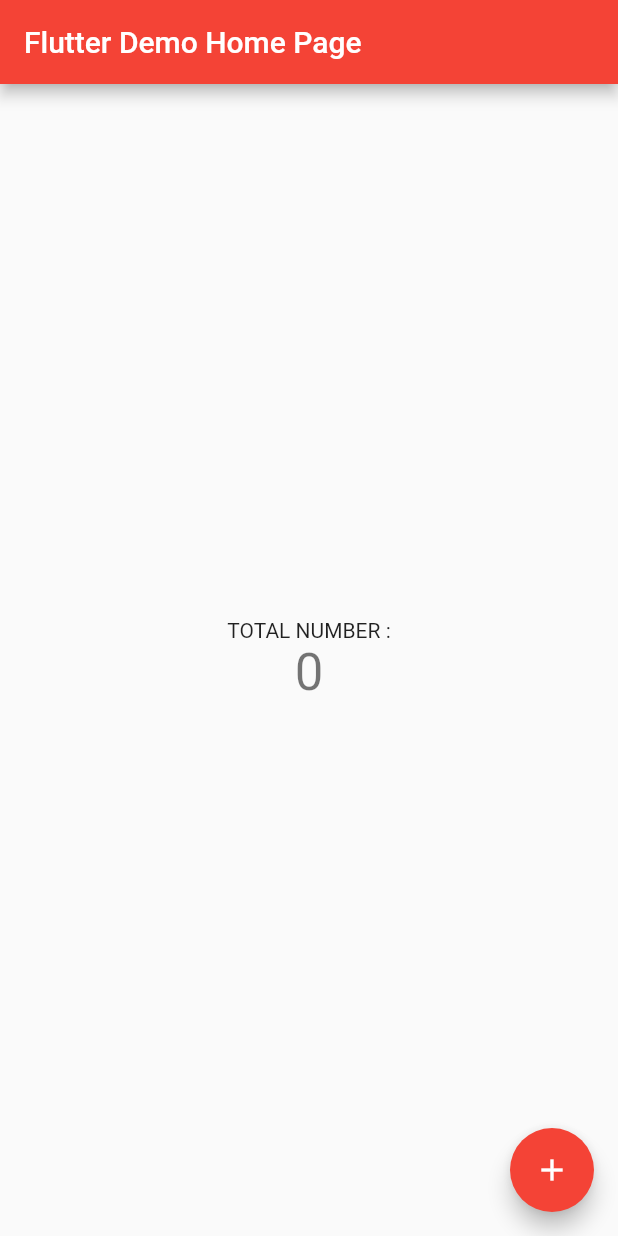
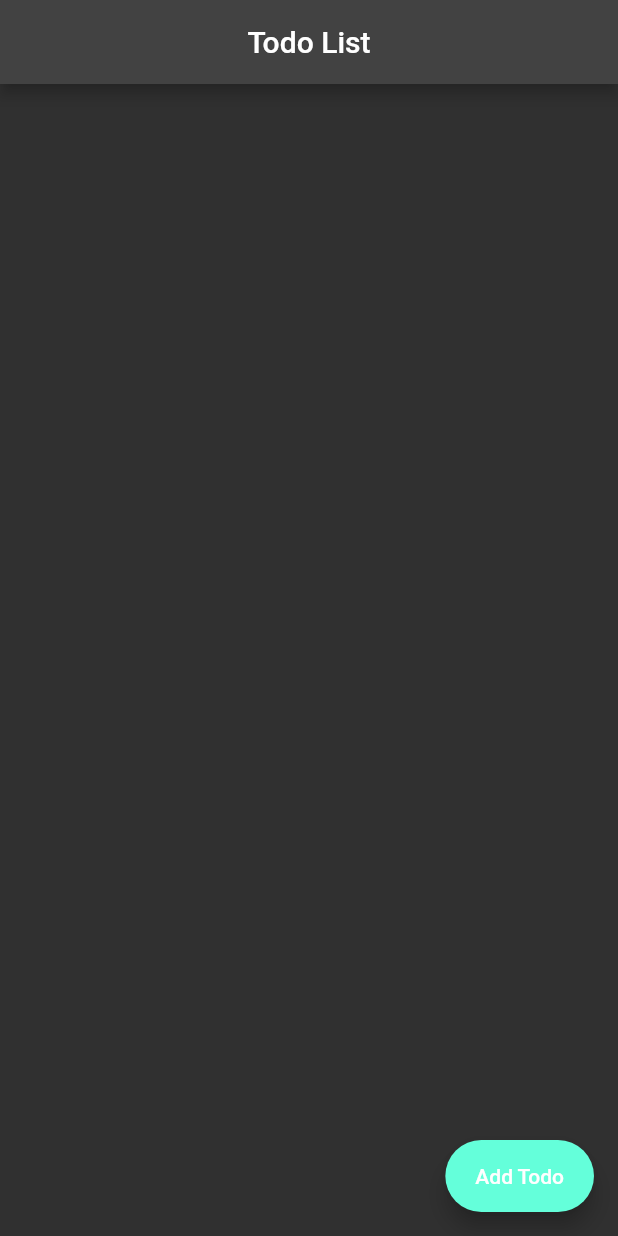
Before and after one commit to Prasiddha777/CRUD_UsingAPI_Flutter, a Flutter app: the screen it shows after launch, on a phone screen of 412 x 824 dp. Run offline on Flutter 3.47's test engine with Material 2 defaults, Android fonts, the phone set to English and light mode, and no system bars.

Commit message:
creating up pages

```diff
--- /dev/null
+++ b/lib/add_todo.dart
@@ -0,0 +1,19 @@
+import 'package:flutter/material.dart';
+
+class AddToDoPage extends StatefulWidget {
+  const AddToDoPage({super.key});
+
+  @override
+  State<AddToDoPage> createState() => _AddToDoPageState();
+}
+
+class _AddToDoPageState extends State<AddToDoPage> {
+  @override
+  Widget build(BuildContext context) {
+    return Scaffold(
+      appBar: AppBar(
+        title: const Text('Add ToDo'),
+      ),
+    );
+  }
+}
--- /dev/null
+++ b/lib/home.dart
@@ -0,0 +1,35 @@
+import 'package:crud_api/add_todo.dart';
+import 'package:flutter/material.dart';
+
+class HomePage extends StatefulWidget {
+  const HomePage({super.key});
+
+  @override
+  State<HomePage> createState() => _HomePageState();
+}
+
+class _HomePageState extends State<HomePage> {
+  @override
+  Widget build(BuildContext context) {
+    return Scaffold(
+      appBar: AppBar(
+        title: const Text('Todo List'),
+        centerTitle: true,
+      ),
+      floatingActionButton: FloatingActionButton.extended(
+        onPressed: () {
+          navigateToAddPage();
+        },
+        label: Text(
+          'Add Todo',
+          style: Theme.of(context).textTheme.bodyText1,
+        ),
+      ),
+    );
+  }
+
+  void navigateToAddPage() {
+    final route = MaterialPageRoute(builder: (context) => const AddToDoPage());
+    Navigator.push(context, route);
+  }
+}
--- a/lib/main.dart
+++ b/lib/main.dart
@@ -1,3 +1,4 @@
+import 'package:crud_api/home.dart';
 import 'package:flutter/material.dart';
 
 void main() {
@@ -11,105 +12,10 @@
   @override
   Widget build(BuildContext context) {
     return MaterialApp(
+      debugShowCheckedModeBanner: false,
       title: 'Flutter Demo',
-      theme: ThemeData(
-        // This is the theme of your application.
-        //
-        // Try running your application with "flutter run". You'll see the
-        // application has a blue toolbar. Then, without quitting the app, try
-        // changing the primarySwatch below to Colors.green and then invoke
-        // "hot reload" (press "r" in the console where you ran "flutter run",
-        // or simply save your changes to "hot reload" in a Flutter IDE).
-        // Notice that the counter didn't reset back to zero; the application
-        // is not restarted.
-        primarySwatch: Colors.red,
-      ),
-      home: const MyHomePage(title: 'Flutter Demo Home Page'),
+      theme: ThemeData.dark(),
+      home: const HomePage(),
     );
   }
 }
-
-class MyHomePage extends StatefulWidget {
-  const MyHomePage({super.key, required this.title});
-
-  // This widget is the home page of your application. It is stateful, meaning
-  // that it has a State object (defined below) that contains fields that affect
-  // how it looks.
-
-  // This class is the configuration for the state. It holds the values (in this
-  // case the title) provided by the parent (in this case the App widget) and
-  // used by the build method of the State. Fields in a Widget subclass are
-  // always marked "final".
-
-  final String title;
-
-  @override
-  State<MyHomePage> createState() => _MyHomePageState();
-}
-
-class _MyHomePageState extends State<MyHomePage> {
-  int _counter = 0;
-
-  void _incrementCounter() {
-    setState(() {
-      // This call to setState tells the Flutter framework that something has
-      // changed in this State, which causes it to rerun the build method below
-      // so that the display can reflect the updated values. If we changed
-      // _counter without calling setState(), then the build method would not be
-      // called again, and so nothing would appear to happen.
-      _counter++;
-    });
-  }
-
-  @override
-  Widget build(BuildContext context) {
-    // This method is rerun every time setState is called, for instance as done
-    // by the _incrementCounter method above.
-    //
-    // The Flutter framework has been optimized to make rerunning build methods
-    // fast, so that you can just rebuild anything that needs updating rather
-    // than having to individually change instances of widgets.
-    return Scaffold(
-      appBar: AppBar(
-        // Here we take the value from the MyHomePage object that was created by
-        // the App.build method, and use it to set our appbar title.
-        title: Text(widget.title),
-      ),
-      body: Center(
-        // Center is a layout widget. It takes a single child and positions it
-        // in the middle of the parent.
-        child: Column(
-          // Column is also a layout widget. It takes a list of children and
-          // arranges them vertically. By default, it sizes itself to fit its
-          // children horizontally, and tries to be as tall as its parent.
-          //
-          // Invoke "debug painting" (press "p" in the console, choose the
-          // "Toggle Debug Paint" action from the Flutter Inspector in Android
-          // Studio, or the "Toggle Debug Paint" command in Visual Studio Code)
-          // to see the wireframe for each widget.
-          //
-          // Column has various properties to control how it sizes itself and
-          // how it positions its children. Here we use mainAxisAlignment to
-          // center the children vertically; the main axis here is the vertical
-          // axis because Columns are vertical (the cross axis would be
-          // horizontal).
-          mainAxisAlignment: MainAxisAlignment.center,
-          children: <Widget>[
-            const Text(
-              'TOTAL NUMBER :',
-            ),
-            Text(
-              '$_counter',
-              style: Theme.of(context).textTheme.headline4,
-            ),
-          ],
-        ),
-      ),
-      floatingActionButton: FloatingActionButton(
-        onPressed: _incrementCounter,
-        tooltip: 'Increment',
-        child: const Icon(Icons.add_outlined),
-      ), // This trailing comma makes auto-formatting nicer for build methods.
-    );
-  }
-}
--- a/pubspec.yaml
+++ b/pubspec.yaml
@@ -36,6 +36,7 @@
   # The following adds the Cupertino Icons font to your application.
   # Use with the CupertinoIcons class for iOS style icons.
   cupertino_icons: ^1.0.2
+  http: ^0.13.5
 
 dev_dependencies:
   flutter_test:
```
Also changed, not shown: pubspec.lock.
